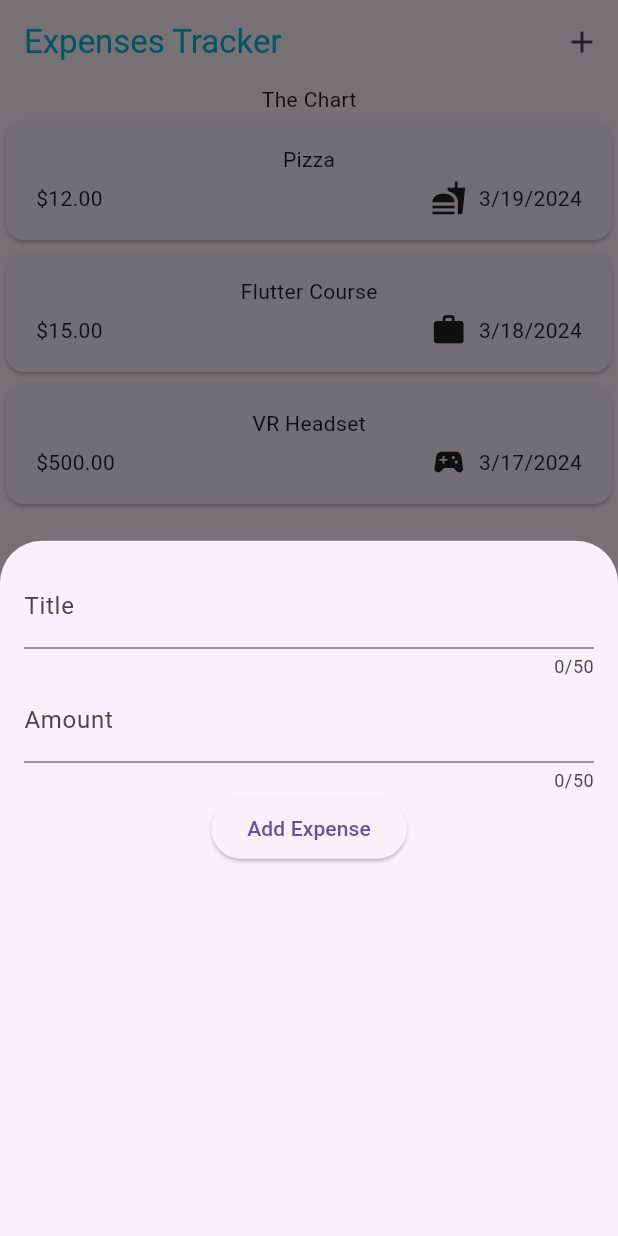
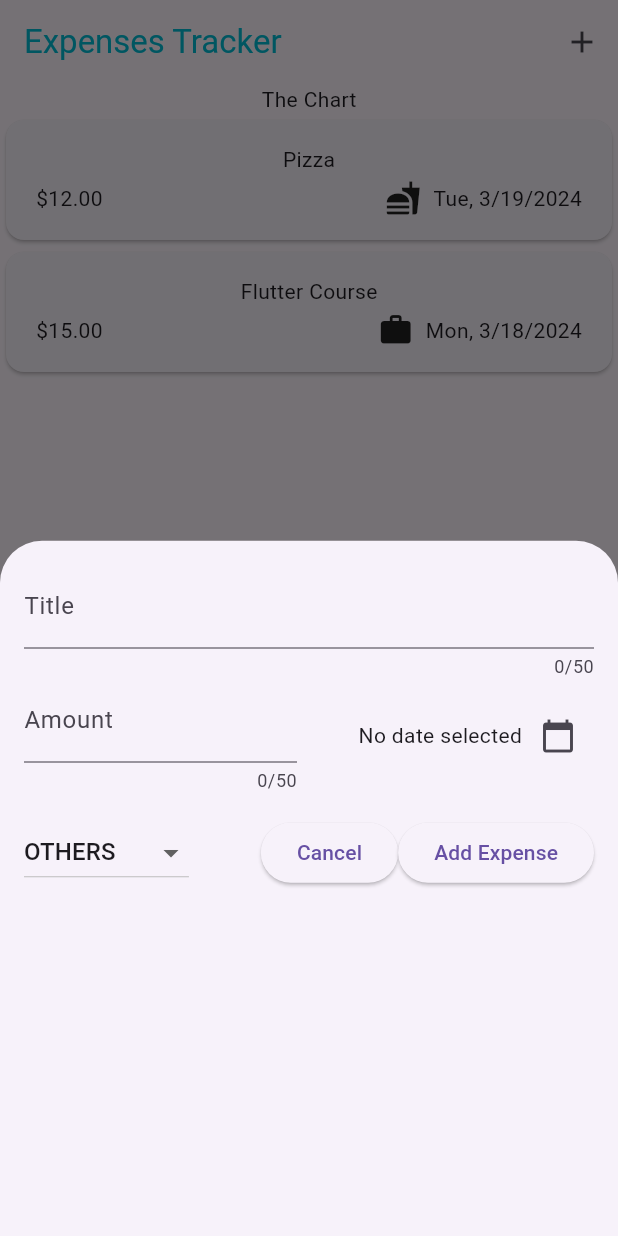
Before and after one commit to rasmusmedj/flutter_expense_tracker, a Flutter app: the screen it shows after launch, after a tap on the "add" icon, on a phone screen of 412 x 824 dp. Run offline on Flutter 3.47's test engine with Material 3 defaults, Android fonts, the phone set to English and light mode, and no system bars.

Commit message:
Add expense works in memory video #118 done

```diff
--- a/lib/models/expense.dart
+++ b/lib/models/expense.dart
@@ -2,7 +2,7 @@ import 'package:flutter/material.dart';
 import 'package:intl/intl.dart';
 import 'package:uuid/uuid.dart';
 
-final formatter = DateFormat.yMd();
+final formatter = DateFormat.yMEd();
 
 const uuid = Uuid();
 
--- a/lib/widgets/expenses.dart
+++ b/lib/widgets/expenses.dart
@@ -1,5 +1,4 @@
 import 'package:flutter/material.dart';
-import 'package:flutter/widgets.dart';
 import 'package:flutter_expense_tracker/widgets/expenses_list/expenses_list.dart';
 
 import 'new_expense.dart';
@@ -28,19 +27,19 @@ class _ExpensesState extends State<Expenses> {
       date: DateTime.now().subtract(const Duration(days: 1)),
       category: Category.work,
     ),
-    Expense(
-      title: 'VR Headset',
-      amount: 500,
-      date: DateTime.now().subtract(const Duration(days: 2)),
-      category: Category.leisure,
-    ),
   ];
 
   void _openAddExpenseOverlay() {
     showModalBottomSheet(
       context: context,
-      builder: (ctx) => const NewExpense(),
+      builder: (ctx) => NewExpense(onAddExpense: _addExpense),
     );
+  }
+
+  void _addExpense(Expense expense) {
+    setState(() {
+      _registeredExpenses.add(expense);
+    });
   }
 
   @override
@@ -54,7 +53,9 @@ class _ExpensesState extends State<Expenses> {
         actions: [
           IconButton(
             icon: const Icon(Icons.add),
-            onPressed: () {_openAddExpenseOverlay();},
+            onPressed: () {
+              _openAddExpenseOverlay();
+            },
           ),
         ],
       ),
--- a/lib/widgets/new_expense.dart
+++ b/lib/widgets/new_expense.dart
@@ -1,30 +1,160 @@
 import 'package:flutter/material.dart';
 
+import 'package:flutter_expense_tracker/models/expense.dart';
+
 class NewExpense extends StatefulWidget {
-  const NewExpense({super.key});
+  const NewExpense({super.key, required this.onAddExpense});
+
+  final void Function(Expense expense) onAddExpense;
 
   @override
   State<NewExpense> createState() => _NewExpenseState();
 }
 
 class _NewExpenseState extends State<NewExpense> {
+  final _titleController = TextEditingController();
+  final _amountController = TextEditingController();
+  DateTime? _selectedDate;
+  Category _selectedCategory = Category.others;
+
+  void _presentDatePicker() async {
+    final now = DateTime.now();
+    final firstDate = DateTime(now.year - 1, now.month, now.day);
+    final pickedDate = await showDatePicker(
+      context: context,
+      initialDate: now,
+      firstDate: firstDate,
+      lastDate: now,
+    );
+    setState(() {
+      _selectedDate = pickedDate;
+    });
+  }
+
+  void _submitExpenseData() {
+    final enteredAmount = double.tryParse(_amountController.text);
+    final amountIsInvalid = enteredAmount == null || enteredAmount <= 0;
+
+    if (_titleController.text.trim().isEmpty ||
+        amountIsInvalid ||
+        _selectedDate == null) {
+      showDialog(
+        context: context,
+        builder: (ctx) => AlertDialog(
+          title: const Text('Invalid input!'),
+          content: const Text(
+              'A valid Title, Amount, Date AND Category is required.'),
+          actions: [
+            TextButton(
+              onPressed: () {
+                Navigator.pop(ctx);
+              },
+              child: const Text('Okay'),
+            ),
+          ],
+        ),
+      );
+    }
+
+    widget.onAddExpense(
+      Expense(
+        title: _titleController.text,
+        amount: enteredAmount!,
+        date: _selectedDate!,
+        category: _selectedCategory,
+      ),
+    );
+  }
+
+  @override
+  void dispose() {
+    _titleController.dispose();
+    _amountController.dispose();
+    super.dispose();
+  }
+
   @override
   Widget build(BuildContext context) {
     return Padding(
       padding: const EdgeInsets.all(16),
       child: Column(
         children: [
-          const TextField(
-            decoration: InputDecoration(labelText: 'Title'),
+          TextField(
+            controller: _titleController,
+            decoration: const InputDecoration(labelText: 'Title'),
             maxLength: 50,
           ),
-          const TextField(
-            decoration: InputDecoration(labelText: 'Amount'),
-            maxLength: 50,
+          Row(
+            children: [
+              Expanded(
+                child: TextField(
+                  controller: _amountController,
+                  keyboardType: TextInputType.number,
+                  decoration: const InputDecoration(
+                    prefixText: '\$ ',
+                    labelText: 'Amount',
+                  ),
+                  maxLength: 50,
+                ),
+              ),
+              const SizedBox(width: 16),
+              Expanded(
+                child: Row(
+                  mainAxisAlignment: MainAxisAlignment.end,
+                  crossAxisAlignment: CrossAxisAlignment.center,
+                  children: [
+                    Text(
+                      _selectedDate == null
+                          ? 'No date selected'
+                          : formatter.format(_selectedDate!),
+                    ),
+                    IconButton(
+                      onPressed: () {
+                        _presentDatePicker();
+                      },
+                      icon: const Icon(Icons.calendar_today),
+                    ),
+                  ],
+                ),
+              ),
+            ],
           ),
-          ElevatedButton(
-            onPressed: () {},
-            child: const Text('Add Expense'),
+          const SizedBox(height: 16),
+          Row(
+            children: [
+              DropdownButton(
+                value: _selectedCategory,
+                items: Category.values
+                    .map(
+                      (category) => DropdownMenuItem(
+                        value: category,
+                        child: Text(
+                          category.name.toUpperCase(),
+                        ),
+                      ),
+                    )
+                    .toList(),
+                onChanged: (value) {
+                  if (value == null) {
+                    return;
+                  }
+                  setState(() {
+                    _selectedCategory = value;
+                  });
+                },
+              ),
+              const Spacer(),
+              ElevatedButton(
+                onPressed: () {
+                  Navigator.pop(context);
+                },
+                child: const Text('Cancel'),
+              ),
+              ElevatedButton(
+                onPressed: _submitExpenseData,
+                child: const Text('Add Expense'),
+              ),
+            ],
           ),
         ],
       ),
```
